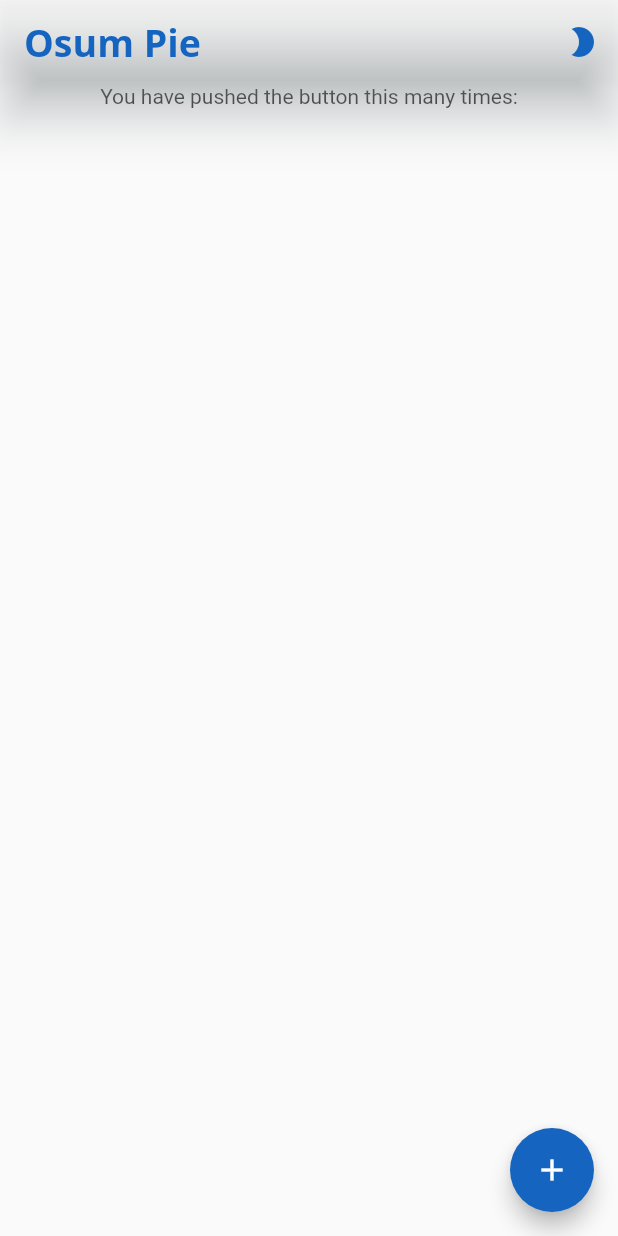
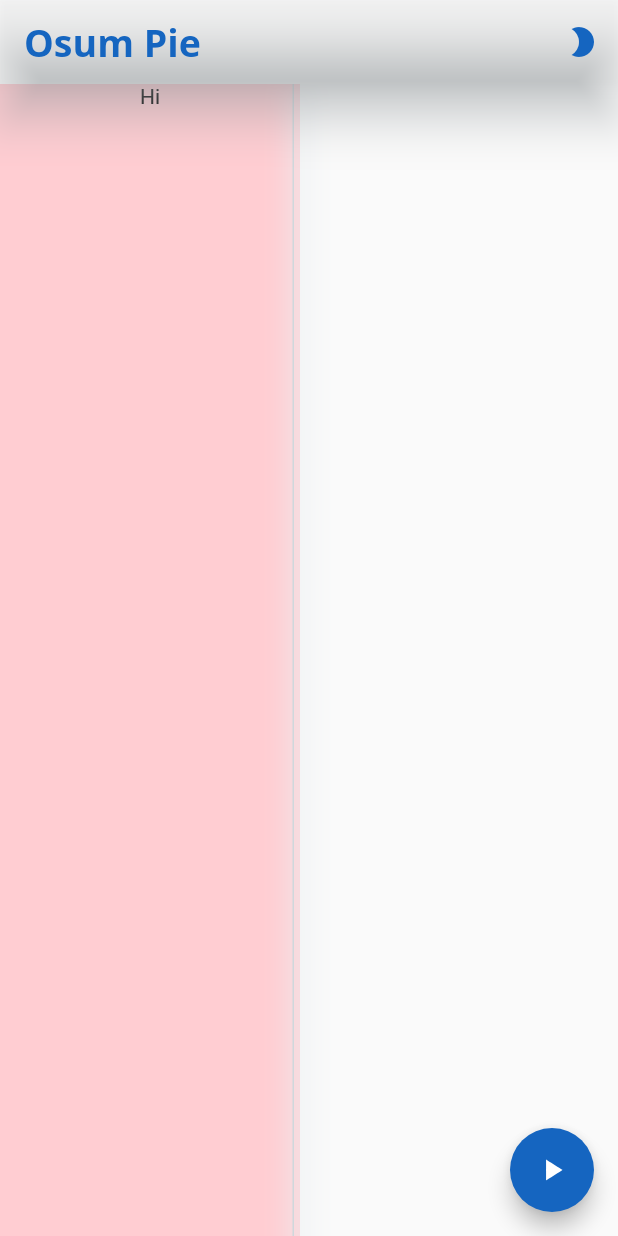
Before and after one commit to crysalisdevs/osumpie, a Flutter app: the screen it shows after launch, on a phone screen of 412 x 824 dp. Run offline on Flutter 3.47's test engine with Material 2 defaults, Android fonts, the phone set to English and light mode, and no system bars; our stand-ins replace dynamic_theme, google_fonts, shared_preferences.

Commit message:
added proper sidenav

```diff
--- a/lib/main.dart
+++ b/lib/main.dart
@@ -13,16 +13,21 @@ void main() {
 class OsumPie extends StatelessWidget {
   @override
   Widget build(BuildContext context) {
-    SystemChrome.setSystemUIOverlayStyle(SystemUiOverlayStyle(
-      statusBarColor: Colors.white,
-      statusBarIconBrightness: Brightness.dark,
-      systemNavigationBarColor: Colors.white,
-      systemNavigationBarIconBrightness: Brightness.dark,
-    ));
     return DynamicTheme(
       defaultBrightness: globalBrightness,
-      data: (Brightness brightness) {
+      data: (brightness) {
         final primaryColor = (brightness == Brightness.dark) ? Colors.white : Colors.blue[800];
+        SystemChrome.setSystemUIOverlayStyle((brightness == Brightness.light)
+            ? SystemUiOverlayStyle(
+                statusBarColor: Colors.white,
+                statusBarIconBrightness: Brightness.dark,
+                systemNavigationBarColor: Colors.white,
+                systemNavigationBarIconBrightness: Brightness.dark)
+            : SystemUiOverlayStyle(
+                statusBarColor: Colors.black,
+                statusBarIconBrightness: Brightness.light,
+                systemNavigationBarColor: Colors.black,
+                systemNavigationBarIconBrightness: Brightness.light));
         return ThemeData(
             brightness: brightness,
             appBarTheme: AppBarTheme(
@@ -38,6 +43,7 @@ class OsumPie extends StatelessWidget {
               shadowColor: (brightness == Brightness.dark) ? Colors.black54 : Colors.blueGrey[100],
               elevation: 13.0,
             ),
+            dividerColor: Colors.blueGrey[100],
             primaryColor: Colors.blue[800],
             visualDensity: VisualDensity.adaptivePlatformDensity,
             floatingActionButtonTheme: FloatingActionButtonThemeData(
--- /dev/null
+++ b/lib/partials/widgets/sidenav.dart
@@ -0,0 +1,104 @@
+import 'package:flutter/material.dart';
+import 'package:flutter/rendering.dart';
+
+const sideNavBorderWidth = 10.0;
+
+class SideNav extends StatefulWidget {
+  SideNav({this.child});
+
+  final Widget child;
+  @override
+  _SideNavState createState() => _SideNavState();
+}
+
+class _SideNavState extends State<SideNav> {
+  double width = 200;
+  double left = 0;
+
+  void onDrag(double dx, double dy) {
+    var newWidth = width + dx;
+    setState(() => width = newWidth > 0 ? newWidth : 0);
+  }
+
+  @override
+  Widget build(BuildContext context) {
+    return Stack(
+      children: <Widget>[
+        Positioned(
+          left: left,
+          child: Container(
+            height: MediaQuery.of(context).size.height,
+            width: width,
+            color: Colors.red[100],
+            child: widget.child,
+          ),
+        ),
+        Positioned(
+            left: left,
+            child: Container(
+              height: MediaQuery.of(context).size.height,
+              width: width,
+              child: widget.child,
+            )),
+        Positioned(
+            left: left + width - sideNavBorderWidth / 2,
+            child: SideNavBorder(onDrag: (dx, dy) {
+              var newWidth = width + dx;
+              setState(() => width = newWidth > 0 ? newWidth : 0);
+            })),
+      ],
+    );
+  }
+}
+
+class SideNavBorder extends StatefulWidget {
+  SideNavBorder({Key key, this.onDrag});
+
+  final Function onDrag;
+
+  @override
+  _SideNavBorderState createState() => _SideNavBorderState();
+}
+
+class _SideNavBorderState extends State<SideNavBorder> {
+  double initX;
+  double initY;
+
+  void _handleDrag(details) => setState(() {
+        initX = details.globalPosition.dx;
+        initY = details.globalPosition.dy;
+      });
+
+  void _handleUpdate(details) {
+    var dx = details.globalPosition.dx - initX;
+    var dy = details.globalPosition.dy - initY;
+    initX = details.globalPosition.dx;
+    initY = details.globalPosition.dy;
+    widget.onDrag(dx, dy);
+  }
+
+  @override
+  Widget build(BuildContext context) {
+    return GestureDetector(
+      onPanStart: _handleDrag,
+      onPanUpdate: _handleUpdate,
+      child: Container(
+        width: sideNavBorderWidth,
+        height: MediaQuery.of(context).size.height,
+        decoration: BoxDecoration(
+            shape: BoxShape.rectangle,
+            boxShadow: [
+              BoxShadow(color: Colors.blueGrey[50], blurRadius: 15.0),
+            ],
+            border: Border(
+                left: BorderSide(
+              color: Theme.of(context).dividerColor,
+            ))),
+        child: InkWell(
+          onTap: () {},
+          mouseCursor: SystemMouseCursors.resizeLeft,
+        ),
+      ),
+    );
+  }
+}
--- a/lib/routes/dashboard.dart
+++ b/lib/routes/dashboard.dart
@@ -1,6 +1,6 @@
-import 'package:dynamic_theme/dynamic_theme.dart';
 import 'package:flutter/material.dart';
 import 'package:osumpie/globals.dart';
+import 'package:osumpie/partials/widgets/sidenav.dart';
 
 class DashboardRoute extends StatefulWidget {
   DashboardRoute({Key key}) : super(key: key);
@@ -9,32 +9,57 @@ class DashboardRoute extends StatefulWidget {
   _DashboardRouteState createState() => _DashboardRouteState();
 }
 
-class _DashboardRouteState extends State<DashboardRoute> {
+class _DashboardRouteState extends State<DashboardRoute> with SingleTickerProviderStateMixin {
+  AnimationController runAnimationController;
+
+  @override
+  void initState() {
+    super.initState();
+    runAnimationController = AnimationController(vsync: this, duration: Duration(milliseconds: 100));
+  }
+
+  @override
+  void dispose() {
+    runAnimationController.dispose();
+    super.dispose();
+  }
+
+  void runProject() {
+    if (runAnimationController.isCompleted)
+      runAnimationController.reverse();
+    else
+      runAnimationController.forward();
+  }
+
   @override
   Widget build(BuildContext context) {
     return Scaffold(
-      appBar: AppBar(
-        title: Text("Osum Pie"),
-        actions: [
-          IconButton(
-            icon: Icon(Icons.brightness_2),
-            onPressed: () => changeTheme(context),
-          )
-        ],
-      ),
+      appBar: AppBar(title: Text("Osum Pie"), actions: [
+        IconButton(
+          icon: Icon(Icons.brightness_2),
+          onPressed: () => changeTheme(context),
+        )
+      ]),
       body: Row(
-        mainAxisAlignment: MainAxisAlignment.center,
+        mainAxisAlignment: MainAxisAlignment.spaceBetween,
         children: <Widget>[
-          Text(
-            'You have pushed the button this many times:',
-          ),
+          Expanded(
+              child: SideNav(
+            child: Column(
+              children: [
+                Text("Hi"),
+              ],
+            ),
+          )),
         ],
       ),
       floatingActionButton: FloatingActionButton(
-        onPressed: () {},
-        tooltip: 'Increment',
-        child: Icon(Icons.add),
-      ),
+          onPressed: runProject,
+          tooltip: 'Run the project',
+          child: AnimatedIcon(
+            icon: AnimatedIcons.play_pause,
+            progress: runAnimationController,
+          )),
     );
   }
 }
--- a/pubspec.yaml
+++ b/pubspec.yaml
@@ -13,6 +13,8 @@ dependencies:
     sdk: flutter
   google_fonts: ^1.1.1
   dynamic_theme: ^1.0.0
+  reorderables: ^0.3.2
+  shared_preferences: ^0.5.12+2
 
 dev_dependencies:
   flutter_test:
```
Also changed, not shown: lib/partials/settings.dart (added, +40 -0 lines), pubspec.lock.
